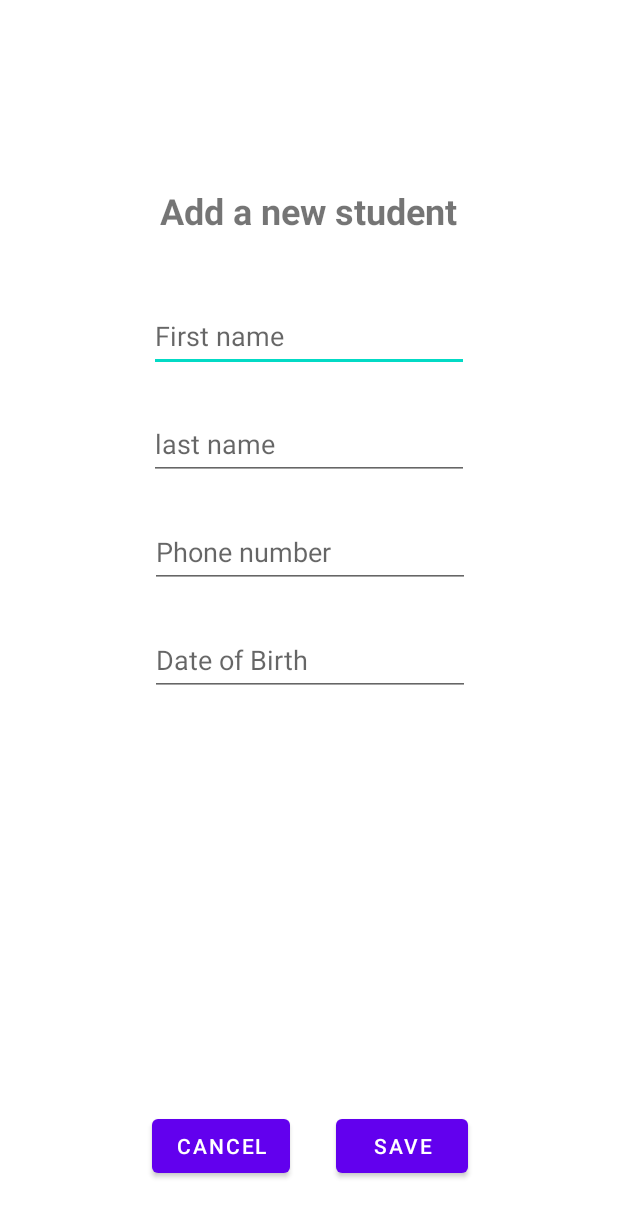
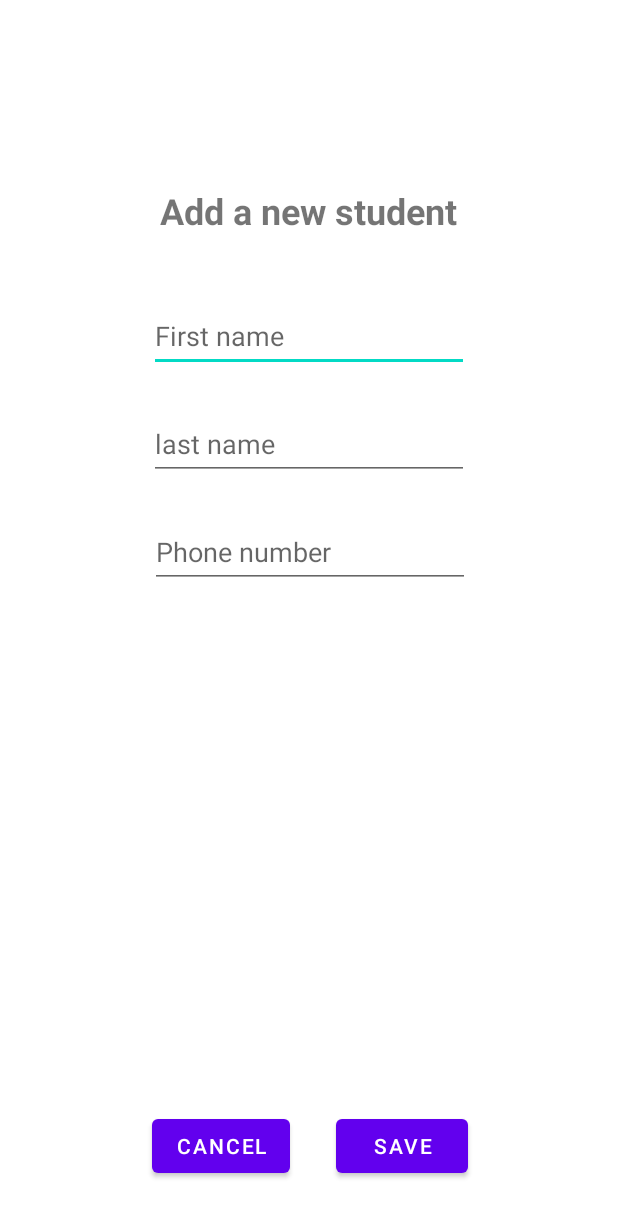
Before and after one commit to WesselBruijnes/StudentTracker, an Android app: the AddStudentActivity screen opened directly, with no data from a screen before it, on a phone screen of 412 x 824 dp. Shown: the top 1217 px of the screen. Run offline under Robolectric (Android 15) with nearby library versions, the phone set to English and light mode, and no system bars; our stand-ins replace Firebase (no records; nobody signed in at launch, a user with empty details on screens opened directly).

```diff
--- a/app/build.gradle
+++ b/app/build.gradle
@@ -30,16 +30,18 @@ android {
 
 dependencies {
 
+    implementation 'com.google.code.gson:gson:2.8.8'
     implementation 'androidx.appcompat:appcompat:1.3.1'
     implementation 'com.google.android.material:material:1.4.0'
     implementation 'androidx.constraintlayout:constraintlayout:2.1.1'
     implementation 'com.google.firebase:firebase-auth:21.0.1'
+    implementation 'com.firebaseui:firebase-ui-database:4.3.2'
     implementation 'com.google.android.gms:play-services-auth:19.2.0'
+    implementation 'com.google.firebase:firebase-database:20.0.2'
     testImplementation 'junit:junit:4.+'
     androidTestImplementation 'androidx.test.ext:junit:1.1.3'
     androidTestImplementation 'androidx.test.espresso:espresso-core:3.4.0'
 
     compileOnly 'org.projectlombok:lombok:1.18.22'
     annotationProcessor 'org.projectlombok:lombok:1.18.22'
-
 }
--- a/app/src/main/java/com/bruijnes/studenttracker/MainActivity.java
+++ b/app/src/main/java/com/bruijnes/studenttracker/MainActivity.java
@@ -34,7 +34,6 @@ public class MainActivity extends AppCompatActivity {
         super.onCreate(savedInstanceState);
         setContentView(R.layout.activity_main);
 
-        startActivity(new Intent(getApplicationContext(), StudentActivity.class));
         mFirebaseAuth = FirebaseAuth.getInstance();
         requestGoogleSignIn();
         findViewById(R.id.sign_in_button).setOnClickListener(view -> signIn());
--- a/app/src/main/java/com/bruijnes/studenttracker/StudentInformation.java
+++ b/app/src/main/java/com/bruijnes/studenttracker/StudentInformation.java
@@ -14,7 +14,6 @@ public class StudentInformation extends AppCompatActivity {
     private Student student;
     private TextView studentName;
     private TextView studentPhone;
-    private TextView studentDob;
     private Button   editButton;
 
     @Override
@@ -26,12 +25,10 @@ public class StudentInformation extends AppCompatActivity {
 
         studentName = findViewById(R.id.studentInfoName);
         studentPhone = findViewById(R.id.studentInfoPhone);
-        studentDob = findViewById(R.id.studentInfoDob);
         editButton = findViewById(R.id.studentInfoEditBtn);
 
-        studentName.setText(student.getFullName());
+        studentName.setText(student.fullName());
         studentPhone.setText(student.getPhoneNumber());
-        studentDob.setText(student.getDateOfBirth().toString());
 
         editButton.setOnClickListener(view -> {
             Intent intent = new Intent(getApplicationContext(), AddStudentActivity.class);
--- a/app/src/main/java/com/bruijnes/studenttracker/adapter/StudentAdapter.java
+++ b/app/src/main/java/com/bruijnes/studenttracker/adapter/StudentAdapter.java
@@ -34,7 +34,7 @@ public class StudentAdapter extends RecyclerView.Adapter<StudentAdapter.StudentV
 
     @Override
     public void onBindViewHolder(@NonNull StudentViewHolder holder, int position) {
-            holder.studentName.setText(students.get(position).getFullName());
+            holder.studentName.setText(students.get(position).fullName());
         holder.studentName.setOnClickListener(view ->  {
                 Intent intent = new Intent(view.getContext(), StudentInformation.class);
                 intent.putExtra("student", students.get(position));
@@ -53,7 +53,6 @@ public class StudentAdapter extends RecyclerView.Adapter<StudentAdapter.StudentV
             super(studentView);
             this.studentName = studentView.findViewById(R.id.studentName);
 
-;
         }
 
     }
--- /dev/null
+++ b/app/src/main/java/com/bruijnes/studenttracker/service/FirebaseService.java
@@ -0,0 +1,23 @@
+package com.bruijnes.studenttracker.service;
+
+import com.google.firebase.auth.FirebaseAuth;
+import com.google.firebase.auth.FirebaseUser;
+import com.google.firebase.database.DatabaseReference;
+import com.google.firebase.database.FirebaseDatabase;
+
+public class FirebaseService {
+
+    private final FirebaseDatabase database;
+    private final FirebaseUser user;
+    private final DatabaseReference dbRef;
+
+    public FirebaseService() {
+        user = FirebaseAuth.getInstance().getCurrentUser();
+        database = FirebaseDatabase.getInstance();
+        dbRef = database.getReference(user.getUid());
+    }
+
+    public DatabaseReference getDbRef(String key) {
+        return dbRef.child(key);
+    }
+}
--- /dev/null
+++ b/app/src/main/java/com/bruijnes/studenttracker/service/StudentService.java
@@ -0,0 +1,61 @@
+package com.bruijnes.studenttracker.service;
+
+import static android.content.ContentValues.TAG;
+
+import android.util.Log;
+
+import androidx.annotation.NonNull;
+
+import com.bruijnes.studenttracker.model.Student;
+import com.google.firebase.database.DataSnapshot;
+import com.google.firebase.database.DatabaseError;
+import com.google.firebase.database.DatabaseReference;
+import com.google.firebase.database.ValueEventListener;
+
+import java.util.ArrayList;
+import java.util.List;
+
+public class StudentService extends FirebaseService {
+
+    private static final String STUDENT_KEY = "/student/";
+    private final DatabaseReference studentRef;
+    private List<Student> studentList;
+
+    public StudentService() {
+        super();
+        studentRef = super.getDbRef(STUDENT_KEY);
+        studentList = new ArrayList<>();
+
+        studentRef.addValueEventListener(new ValueEventListener() {
+            @Override
+            public void onDataChange(@NonNull DataSnapshot snapshot) {
+                studentList.clear();
+                for(DataSnapshot studentSnapshot : snapshot.getChildren()) {
+                    studentList.add(studentSnapshot.getValue(Student.class));
+                }
+                Log.d(TAG, "onDataChange: " +studentList.size());
+            }
+
+            @Override
+            public void onCancelled(@NonNull DatabaseError error) {
+
+            }
+        });
+    }
+
+    public void saveStudentToDatabase(Student student) {
+        String userId = studentRef.push().getKey();
+        student.setStudentId(userId);
+        studentRef
+                .child(student.getStudentId())
+                .setValue(student);
+    }
+
+    public void updateStudent(Student student) {
+        studentRef.child(student.getStudentId()).setValue(student);
+    }
+
+    public List<Student> getStudentList() {
+        return studentList;
+    }
+}
--- a/app/src/main/res/layout/activity_add_student.xml
+++ b/app/src/main/res/layout/activity_add_student.xml
@@ -31,20 +31,6 @@
         app:layout_constraintEnd_toEndOf="parent"
         app:layout_constraintStart_toStartOf="parent"
         app:layout_constraintTop_toBottomOf="@+id/firstName" />
-
-    <EditText
-        android:id="@+id/dateOfBirth"
-        android:layout_width="wrap_content"
-        android:layout_height="wrap_content"
-        android:layout_marginTop="24dp"
-        android:ems="10"
-        android:inputType="date"
-        android:minHeight="48dp"
-        android:hint="@string/date_of_birth"
-        app:layout_constraintEnd_toEndOf="parent"
-        app:layout_constraintHorizontal_bias="0.502"
-        app:layout_constraintStart_toStartOf="parent"
-        app:layout_constraintTop_toBottomOf="@+id/phoneNumber" />
 
     <EditText
         android:id="@+id/phoneNumber"
```
Also changed, not shown: app/src/main/java/com/bruijnes/studenttracker/AddStudentActivity.java (+15 -19 lines), app/src/main/java/com/bruijnes/studenttracker/StudentActivity.java (+8 -21 lines), app/src/main/java/com/bruijnes/studenttracker/helper/DateHelper.java (deleted, +0 -23 lines), app/src/main/java/com/bruijnes/studenttracker/model/Payment.java (+4 -3 lines), app/src/main/java/com/bruijnes/studenttracker/model/Student.java (+10 -12 lines), app/src/main/res/layout/activity_student_information.xml (+0 -10 lines), app/src/main/res/layout/student_row.xml (+7 -5 lines).
